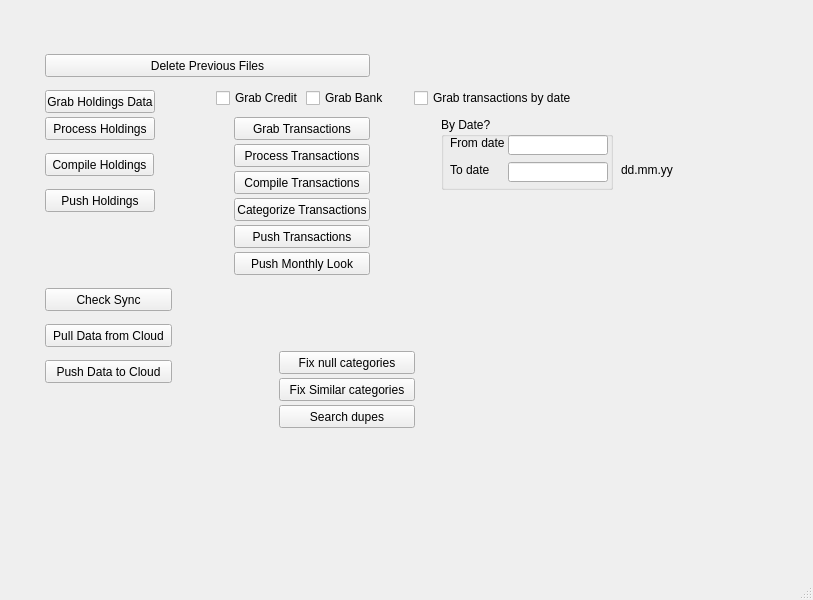
The window that main.ui (ShahafShavit/FinCompiler) describes before a commit, drawn with Qt 5.
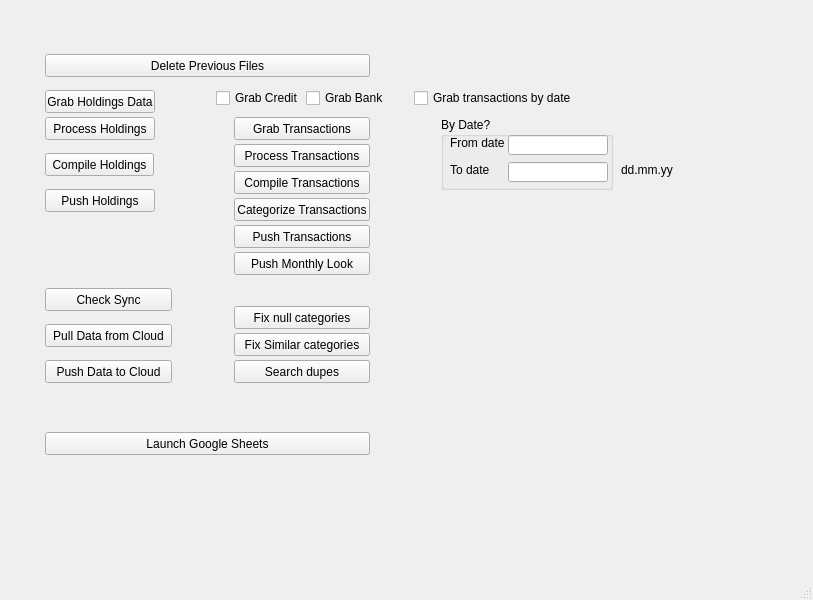
The same window after the commit.

What changed in the file:
```diff
--- a/main.ui
+++ b/main.ui
@@ -199,8 +199,8 @@
    <widget class="QPushButton" name="fix_similar_categories">
     <property name="geometry">
      <rect>
-      <x>279</x>
-      <y>378</y>
+      <x>234</x>
+      <y>333</y>
       <width>136</width>
       <height>23</height>
      </rect>
@@ -212,8 +212,8 @@
    <widget class="QPushButton" name="fixNullCategory">
     <property name="geometry">
      <rect>
-      <x>279</x>
-      <y>351</y>
+      <x>234</x>
+      <y>306</y>
       <width>136</width>
       <height>23</height>
      </rect>
@@ -251,8 +251,8 @@
    <widget class="QPushButton" name="dupe_seeker">
     <property name="geometry">
      <rect>
-      <x>279</x>
-      <y>405</y>
+      <x>234</x>
+      <y>360</y>
       <width>136</width>
       <height>23</height>
      </rect>
@@ -346,6 +346,19 @@
      <string>dd.mm.yy</string>
     </property>
    </widget>
+   <widget class="QPushButton" name="launch_sheets">
+    <property name="geometry">
+     <rect>
+      <x>45</x>
+      <y>432</y>
+      <width>325</width>
+      <height>23</height>
+     </rect>
+    </property>
+    <property name="text">
+     <string>Launch Google Sheets</string>
+    </property>
+   </widget>
   </widget>
   <widget class="QMenuBar" name="menubar">
    <property name="geometry">
```
